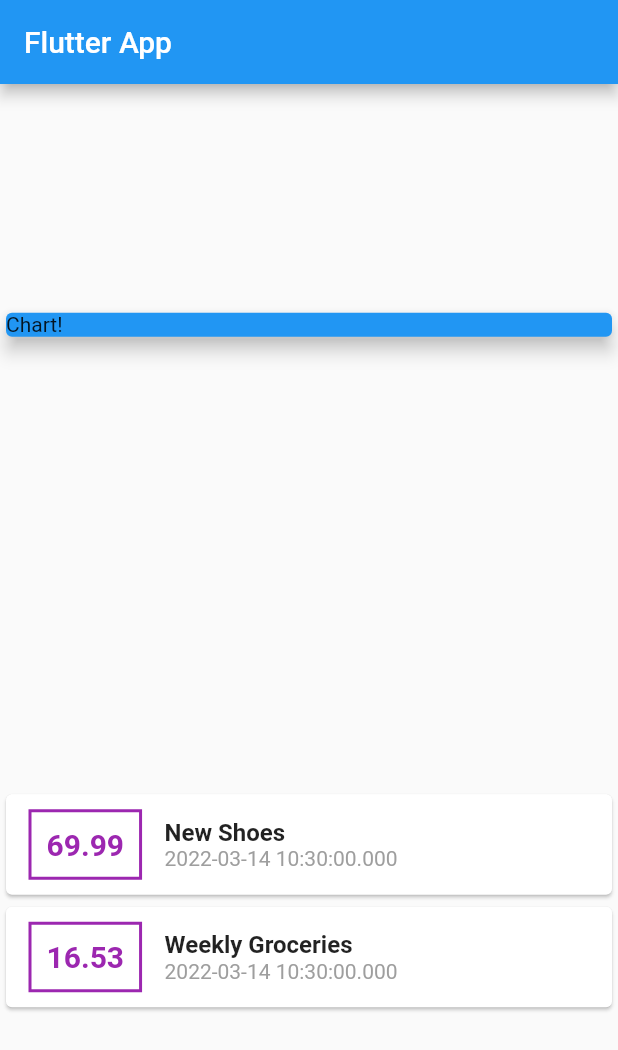
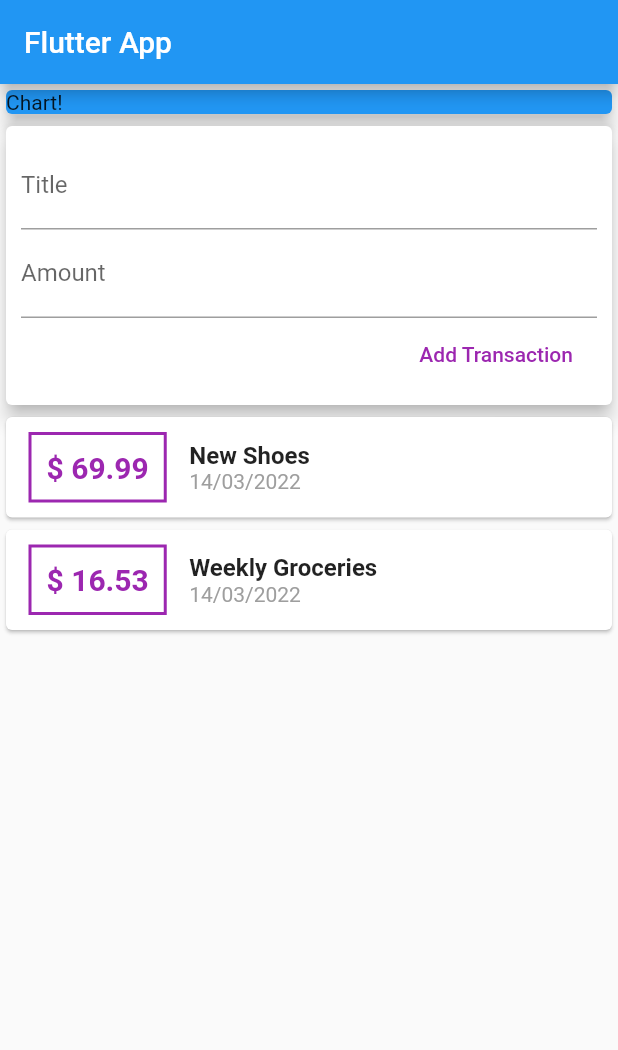
Before and after one commit to manucaputo/TEST_WID, a Flutter app: the screen it shows after launch, on a phone screen of 412 x 824 dp. Shown: the top 1050 px of the screen. Run offline on Flutter 3.47's test engine with Material 2 defaults, Android fonts, the phone set to English and light mode, and no system bars.

Commit message:
Chap 4 debut video 84

```diff
--- a/lib/main.dart
+++ b/lib/main.dart
@@ -1,4 +1,5 @@
 import 'package:flutter/material.dart';
+import 'package:intl/intl.dart';
 import './Transaction.dart';
 
 void main() => runApp(MyApp());
@@ -27,7 +28,7 @@
             title: Text('Flutter App'),
           ),
           body: Column(
-            mainAxisAlignment: MainAxisAlignment.spaceAround,
+            //mainAxisAlignment: MainAxisAlignment.spaceAround,
             crossAxisAlignment: CrossAxisAlignment.stretch,
             children: <Widget>[
               Container(
@@ -38,6 +39,28 @@
                     'Chart!',
                   ),
                   elevation: 5,
+                ),
+              ),
+              Card(
+                elevation: 5,
+                child: Container(
+                  padding: EdgeInsets.all(10),
+                  child: Column(
+                    crossAxisAlignment: CrossAxisAlignment.end,
+                    children: <Widget>[
+                      TextField(
+                        decoration: InputDecoration(labelText: 'Title'),
+                      ),
+                      TextField(
+                        decoration: InputDecoration(labelText: 'Amount'),
+                      ),
+                      FlatButton(
+                        onPressed: () {},
+                        child: Text('Add Transaction'),
+                        textColor: Colors.purple,
+                      ),
+                    ],
+                  ),
                 ),
               ),
               Column(
@@ -54,7 +77,7 @@
                         )),
                         padding: EdgeInsets.all(10),
                         child: Text(
-                          tx.amount.toString(),
+                          '\$ ${tx.amount}',
                           style: TextStyle(
                             fontWeight: FontWeight.bold,
                             fontSize: 20,
@@ -70,7 +93,8 @@
                               fontSize: 16, fontWeight: FontWeight.bold),
                         ),
                         Text(
-                          tx.date.toString(),
+                          DateFormat('dd/MM/yyyy').format(tx.date),
+                          //DateFormat.yMMMd().format(tx.date),
                           style: TextStyle(color: Colors.grey),
                         ),
                       ],
--- a/pubspec.yaml
+++ b/pubspec.yaml
@@ -29,6 +29,7 @@
 dependencies:
   flutter:
     sdk: flutter
+  intl: ^0.17.0
 
 
   # The following adds the Cupertino Icons font to your application.
```
Also changed, not shown: pubspec.lock.
